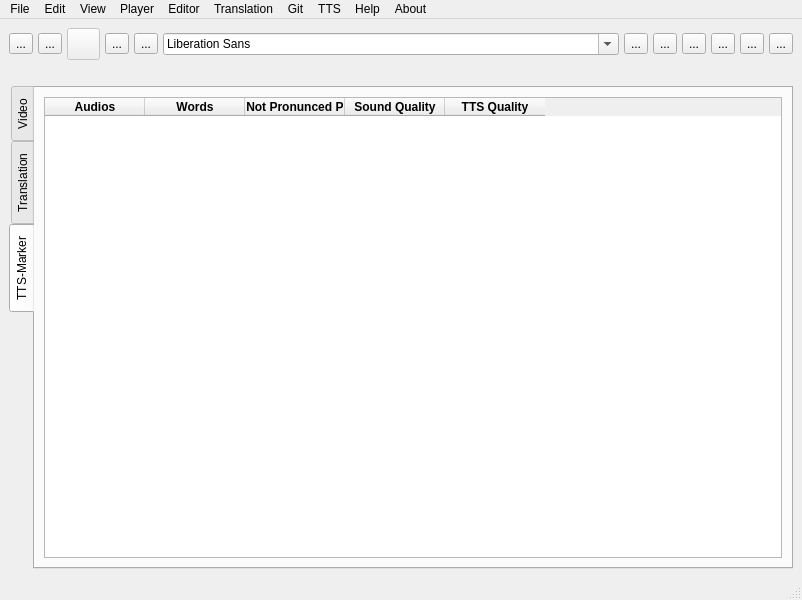
ljn7/Vagyojaka-testing, file tool.ui: the form before one commit.
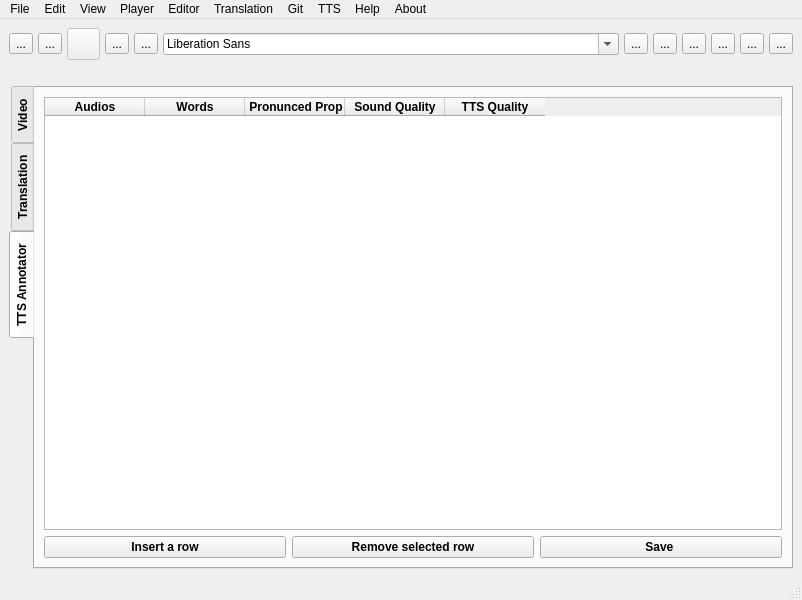
The form after the commit. Icons and pictures are not drawn. Custom widgets are drawn as their Qt base class.

The edit to the form file:
```diff
--- a/tool.ui
+++ b/tool.ui
@@ -456,6 +456,11 @@
       <property name="enabled">
        <bool>true</bool>
       </property>
+      <property name="font">
+       <font>
+        <bold>true</bold>
+       </font>
+      </property>
       <property name="tabPosition">
        <enum>QTabWidget::West</enum>
       </property>
@@ -693,7 +698,7 @@
         </size>
        </property>
        <attribute name="title">
-        <string>TTS-Marker</string>
+        <string>TTS Annotator</string>
        </attribute>
        <layout class="QHBoxLayout" name="horizontalLayout_5">
         <item>
@@ -769,7 +774,7 @@
             </column>
             <column>
              <property name="text">
-              <string>Words (Not Pronunced Properly)</string>
+              <string>Not Pronunced Properly</string>
              </property>
              <property name="font">
               <font>
@@ -799,6 +804,31 @@
             </column>
            </widget>
           </item>
+          <item>
+           <layout class="QHBoxLayout" name="horizontalLayout_7">
+            <item>
+             <widget class="QPushButton" name="InsertRowButton">
+              <property name="text">
+               <string>Insert a row</string>
+              </property>
+             </widget>
+            </item>
+            <item>
+             <widget class="QPushButton" name="deleteRowButton">
+              <property name="text">
+               <string>Remove selected row</string>
+              </property>
+             </widget>
+            </item>
+            <item>
+             <widget class="QPushButton" name="saveTableButton">
+              <property name="text">
+               <string>Save </string>
+              </property>
+             </widget>
+            </item>
+           </layout>
+          </item>
          </layout>
         </item>
        </layout>
```
